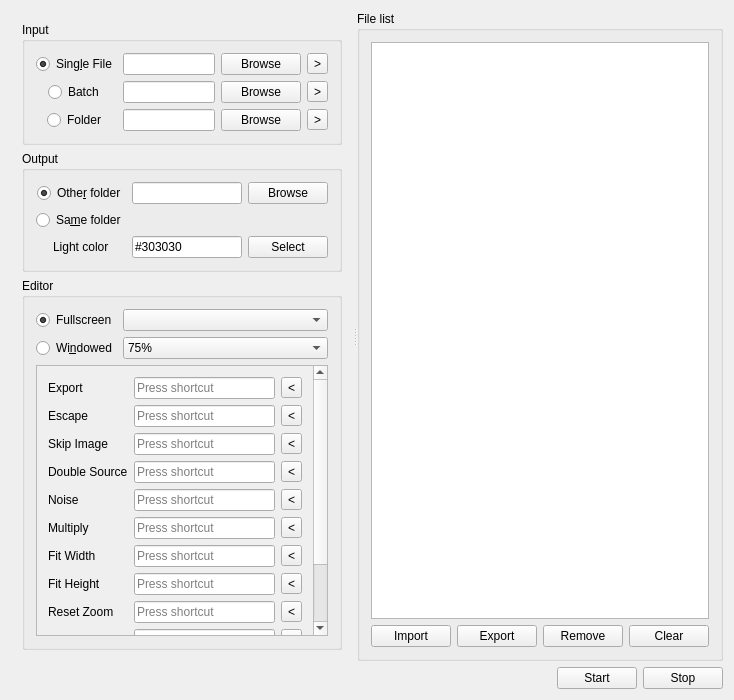
Before: the Qt Designer form mainwindow.ui in cmdrkotori/darkcropper, drawn with Qt 5.
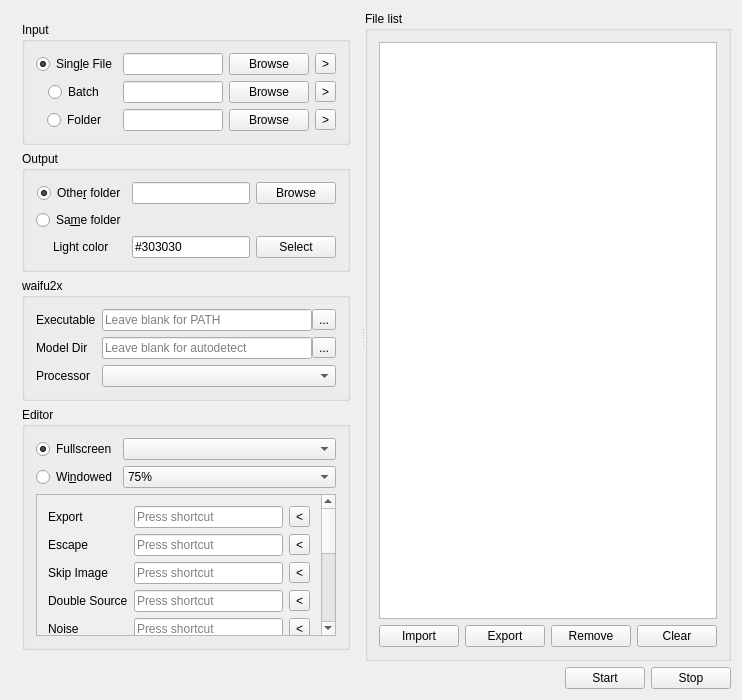
After: the same form once the commit is applied. Icons and pictures are not drawn.

Commit message:
mainwindow,mainwindow: implement customizing waifu2x
Let the user provide a custom executable at runtime, the model folder,
and notably the processor to upscale with.

In the process, the program now also works on DeadSix27's fork.

The edit to the form file:
```diff
--- a/mainwindow.ui
+++ b/mainwindow.ui
@@ -6,7 +6,7 @@
    <rect>
     <x>0</x>
     <y>0</y>
-    <width>734</width>
+    <width>742</width>
     <height>700</height>
    </rect>
   </property>
@@ -28,7 +28,7 @@
        <enum>Qt::Horizontal</enum>
       </property>
       <widget class="QWidget" name="layoutWidget">
-       <layout class="QVBoxLayout" name="verticalLayout" stretch="0,0,1">
+       <layout class="QVBoxLayout" name="verticalLayout" stretch="0,0,0,1">
         <item>
          <widget class="QGroupBox" name="groupBox">
           <property name="title">
@@ -232,6 +232,85 @@
           </layout>
          </widget>
         </item>
+        <item>
+         <widget class="QGroupBox" name="groupBox_5">
+          <property name="title">
+           <string>waifu2x</string>
+          </property>
+          <layout class="QFormLayout" name="formLayout_5">
+           <item row="0" column="0">
+            <widget class="QLabel" name="label_14">
+             <property name="text">
+              <string>Executable</string>
+             </property>
+            </widget>
+           </item>
+           <item row="1" column="0">
+            <widget class="QLabel" name="label_15">
+             <property name="text">
+              <string>Model Dir</string>
+             </property>
+            </widget>
+           </item>
+           <item row="2" column="0">
+            <widget class="QLabel" name="label_16">
+             <property name="text">
+              <string>Processor</string>
+             </property>
+            </widget>
+           </item>
+           <item row="0" column="1">
+            <layout class="QHBoxLayout" name="horizontalLayout_20">
+             <property name="spacing">
+              <number>0</number>
+             </property>
+             <item>
+              <widget class="QLineEdit" name="waifu2xExecutable">
+               <property name="placeholderText">
+                <string>Leave blank for PATH</string>
+               </property>
+              </widget>
+             </item>
+             <item>
+              <widget class="QToolButton" name="waifu2xExecutableBrowse">
+               <property name="text">
+                <string>...</string>
+               </property>
+              </widget>
+             </item>
+            </layout>
+           </item>
+           <item row="1" column="1">
+            <layout class="QHBoxLayout" name="horizontalLayout_21">
+             <property name="spacing">
+              <number>0</number>
+             </property>
+             <item>
+              <widget class="QLineEdit" name="waifu2xModelDir">
+               <property name="placeholderText">
+                <string>Leave blank for autodetect</string>
+               </property>
+              </widget>
+             </item>
+             <item>
+              <widget class="QToolButton" name="waifu2xModelDirBrowse">
+               <property name="text">
+                <string>...</string>
+               </property>
+              </widget>
+             </item>
+            </layout>
+           </item>
+           <item row="2" column="1">
+            <widget class="QComboBox" name="waifu2xProcessor">
+             <property name="sizeAdjustPolicy">
+              <enum>QComboBox::AdjustToContents</enum>
+             </property>
+            </widget>
+           </item>
+          </layout>
+         </widget>
+        </item>
         <item>
          <widget class="QGroupBox" name="groupBox_3">
           <property name="title">
@@ -314,7 +393,7 @@
                <rect>
                 <x>0</x>
                 <y>0</y>
-                <width>306</width>
+                <width>314</width>
                 <height>420</height>
                </rect>
               </property>
```
The commit also changes 5 other files.
